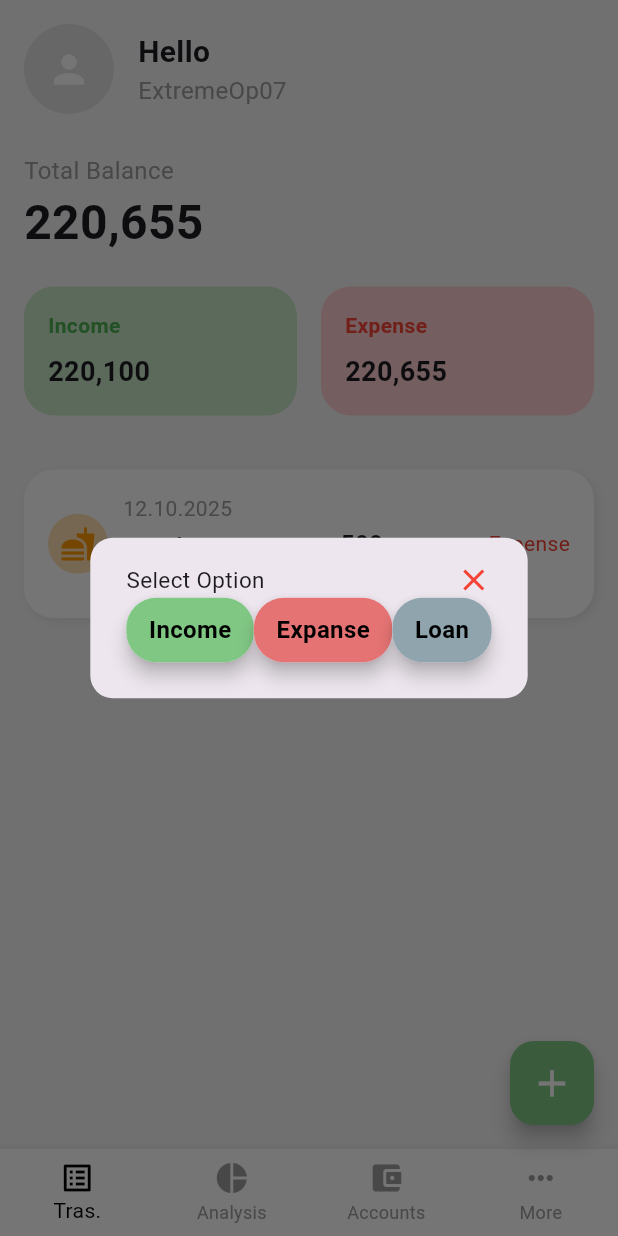
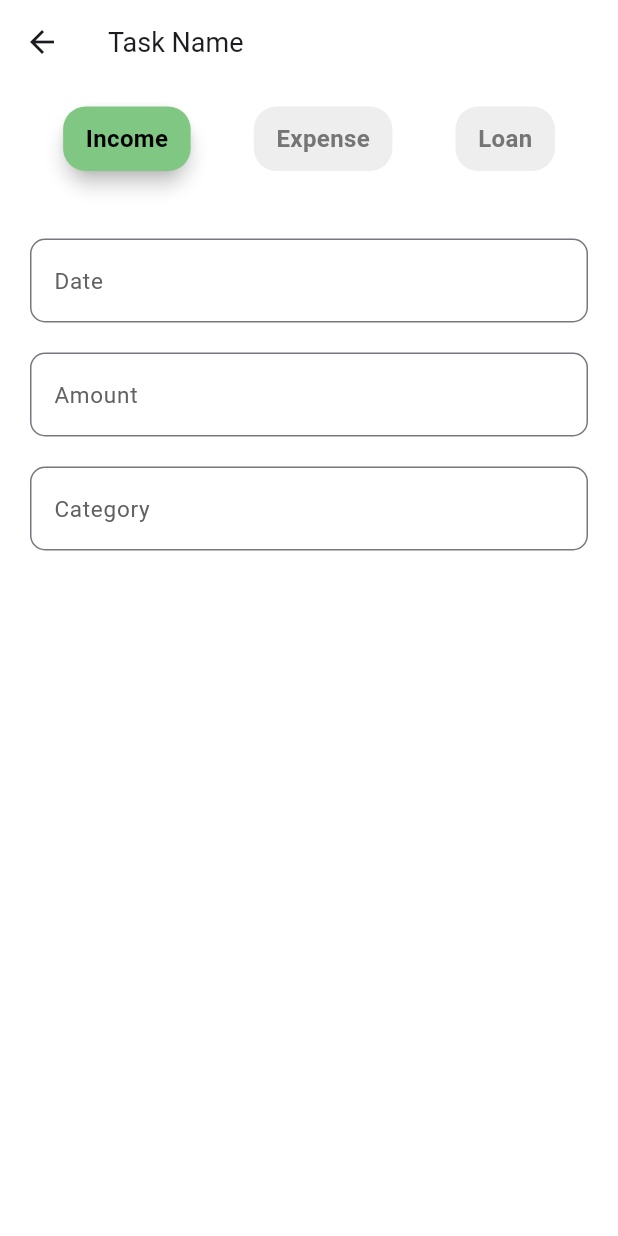
Before and after one commit to Dhruv-M-Sathavara/Money-Manager, a Flutter app: the screen it shows after launch, after a tap on the "add" icon, on a phone screen of 412 x 824 dp. Run offline on Flutter 3.47's test engine with Material 3 defaults, Android fonts, the phone set to English and light mode, and no system bars.

Commit message:
Button Add

```diff
--- a/analysis_options.yaml
+++ b/analysis_options.yaml
@@ -7,6 +7,9 @@
 
 # The following line activates a set of recommended lints for Flutter apps,
 # packages, and plugins designed to encourage good coding practices.
+analyzer:
+  errors:
+    non_constant_identifier_names: ignore
 include: package:flutter_lints/flutter.yaml
 
 linter:
--- /dev/null
+++ b/lib/functions/add.dart
@@ -0,0 +1,130 @@
+import 'package:flutter/material.dart';
+
+class Addtask extends StatefulWidget {
+  const Addtask({super.key});
+
+  @override
+  State<Addtask> createState() => _AddtaskState();
+}
+
+class _AddtaskState extends State<Addtask> {
+  bool Income = true,Expense = false , Loan = false;
+  @override
+  Widget build(BuildContext context) {
+    return Scaffold(
+      appBar: AppBar(backgroundColor: Colors.white,
+        title: const Text('Task Name',style: TextStyle(fontSize: 18),),
+      ),
+      body: Container(
+        padding: EdgeInsets.symmetric(vertical: 15),
+        color: Colors.white,
+        child: Column(
+          children: [
+            Row(
+              mainAxisAlignment: MainAxisAlignment.spaceEvenly,
+
+              children: [
+                categorybutton("Income",Income, Colors.green.shade300),
+                categorybutton("Expense",Expense, Colors.red.shade300),
+                categorybutton("Loan", Loan, Colors.blue.shade300)
+              ],
+            ),
+            SizedBox(height: 25,),
+            Container(
+              padding: EdgeInsets.all(20),
+              child: TextField(decoration: InputDecoration(
+                labelText: "Date",
+                labelStyle: TextStyle(fontSize: 15,color: Colors.grey.shade700),
+                border: OutlineInputBorder(
+                  borderRadius: BorderRadius.circular(10)
+                ),
+                focusedBorder: OutlineInputBorder(
+                  borderSide: BorderSide( width: 1)
+                )
+              ),
+              ),
+            ),
+            Container(
+              padding: EdgeInsets.symmetric(horizontal: 20),
+              child: TextField(decoration: InputDecoration(
+                labelText: "Amount",
+                labelStyle: TextStyle(fontSize: 15,color: Colors.grey.shade700),
+                border: OutlineInputBorder(
+                  borderRadius: BorderRadius.circular(10)
+                ),
+                focusedBorder: OutlineInputBorder(
+                  borderSide: BorderSide(width: 1)
+                )
+              ),),
+            ),
+
+            Container(
+              padding: EdgeInsets.symmetric(horizontal: 20,vertical: 20),
+              child: GestureDetector(
+                onTap: (){
+
+                },
+                child: TextField(decoration: InputDecoration(
+                  labelText: "Category",
+                  labelStyle: TextStyle(fontSize: 15, color:Colors.grey.shade700),
+                  border: OutlineInputBorder(
+                    borderRadius: BorderRadius.circular(10)
+                  ),
+                  focusedBorder: OutlineInputBorder(
+                    borderSide: BorderSide(width: 1)
+                  )
+                ),),
+              ),
+            )
+          ],
+        ),
+      )
+    );
+  }
+
+Widget categorybutton(String title,bool isSelected,Color color ){
+    return GestureDetector(
+      onTap: (){
+        if(title == "Income"){
+          Income = true;
+          Expense = false;
+          Loan = false;
+
+        }
+        if(title == "Expense"){
+          Income = false;
+          Expense = true;
+          Loan = false;
+        }
+        if(title == "Loan"){
+          Income = false;
+          Expense = false;
+          Loan = true;
+        }
+        setState(() {
+
+        });
+      },
+      child: Material(
+        elevation: isSelected ? 5 : 0,
+        borderRadius: BorderRadius.circular(20),
+        child: Container(
+          padding: EdgeInsets.symmetric(horizontal: 15, vertical: 10),
+          decoration: BoxDecoration(
+            color: isSelected ? color : Colors.grey.shade200,
+            borderRadius: BorderRadius.circular(15),
+          ),
+          child: Text(
+            title,
+            style: TextStyle(
+              fontSize: 16,
+              fontWeight: FontWeight.bold,
+              color: isSelected ? Colors.black : Colors.grey.shade600,
+            ),
+          ),
+        ),
+      ),
+    );
+}
+
+}
--- a/lib/pages/home_page.dart
+++ b/lib/pages/home_page.dart
@@ -2,6 +2,7 @@ import 'package:expance_manager/pages/accountts.dart';
 import 'package:expance_manager/pages/analysis.dart';
 import 'package:expance_manager/pages/more.dart';
 import 'package:flutter/material.dart';
+import 'package:expance_manager/functions/add.dart';
 
 
 class HomePage extends StatefulWidget {
@@ -12,7 +13,7 @@ class HomePage extends StatefulWidget {
 }
 
 class _HomePageState extends State<HomePage> {
-  bool Income = true,Expense = false , Loan = false;
+
   int selectedIndex = 0;
 
   final PageController pageController = PageController();
@@ -63,84 +64,11 @@ class _HomePageState extends State<HomePage> {
           ),
         ],
       ),
-      floatingActionButton: FloatingActionButton(onPressed: (){showAddDialog(context);},
+      floatingActionButton: FloatingActionButton(onPressed: (){Navigator.push(context, MaterialPageRoute(builder: (context) => Addtask()));},
       backgroundColor: Colors.green.shade300,child: Icon(Icons.add,color: Colors.white,size: 30),),
     );
   }
 
-  //alert to addd
-  //
-  //
-  //
-  Future<void> showAddDialog(BuildContext context) async {
-  return showDialog(
-    context: context,
-    builder: (context) => AlertDialog(
-      shape: RoundedRectangleBorder(
-        borderRadius: BorderRadius.circular(15)
-      ),
-      content: SingleChildScrollView(
-        child:StatefulBuilder(builder: (BuildContext context, StateSetter setDialogState
-        ){
-          return Column(
-              crossAxisAlignment: CrossAxisAlignment.start,
-              children: [
-                Row(
-                  mainAxisAlignment: MainAxisAlignment.spaceBetween,
-                  children: [
-                    Text('Select Option',style: TextStyle(fontSize: 15),),
-                    GestureDetector(
-                      onTap: (){
-                        Navigator.pop(context);
-                      },
-                      child: Icon(Icons.close,
-                      color: Colors.red,),
-                    ),
-
-                  ],
-                  ),
-                    Row(
-                      children: [
-                        categorybutton("Income", Income, Colors.green.shade300),
-                        categorybutton("Expanse", Income, Colors.red.shade300),
-                        categorybutton("Loan", Income, Colors.blueGrey.shade300),
-                      ],
-                    )
-              ],
-          );
-        },
-      ),
-    ),
-  )
-  );
-}
-
-
-//
-//
-//
-Widget categorybutton(String title,bool isSelected,Color color ){
-    return Material(
-      elevation: isSelected ? 5 : 0,
-      borderRadius: BorderRadius.circular(20),
-      child: Container(
-        padding: EdgeInsets.symmetric(horizontal: 15, vertical: 10),
-        decoration: BoxDecoration(
-          color: isSelected ? color : Colors.grey.shade200,
-          borderRadius: BorderRadius.circular(20),
-        ),
-        child: Text(
-          title,
-          style: TextStyle(
-            fontSize: 16,
-            fontWeight: FontWeight.bold,
-            color: isSelected ? Colors.black : Colors.grey.shade600,
-          ),
-        ),
-      ),
-    );
-
-}
 
 }
 
@@ -150,6 +78,8 @@ Widget categorybutton(String title,bool isSelected,Color color ){
 //
 
 class HomePageContent extends StatelessWidget {
+  const HomePageContent({super.key});
+
   @override
   Widget build(BuildContext context) {
     return SafeArea(
```
Also changed, not shown: 1 other file.
